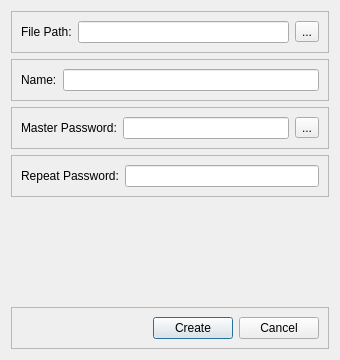
Qt form CryptoGuard/include/UI/PasswordSafeCreationDialog.ui (GitDaroth/CryptoGuard) before a commit.
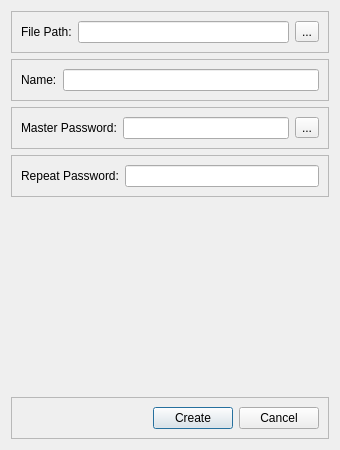
The same form after that commit. Custom widgets are drawn as their Qt base class.

Commit message: implmented password strength widget and added it to creation and edit dialog for password safe

What changed in the file:
```diff
--- a/CryptoGuard/include/UI/PasswordSafeCreationDialog.ui
+++ b/CryptoGuard/include/UI/PasswordSafeCreationDialog.ui
@@ -10,7 +10,7 @@
     <x>0</x>
     <y>0</y>
     <width>340</width>
-    <height>360</height>
+    <height>450</height>
    </rect>
   </property>
   <property name="sizePolicy">
@@ -22,13 +22,13 @@
   <property name="minimumSize">
    <size>
     <width>340</width>
-    <height>360</height>
+    <height>450</height>
    </size>
   </property>
   <property name="maximumSize">
    <size>
     <width>340</width>
-    <height>360</height>
+    <height>450</height>
    </size>
   </property>
   <property name="windowTitle">
@@ -221,6 +221,14 @@
    </item>
   </layout>
  </widget>
+ <customwidgets>
+  <customwidget>
+   <class>PasswordStrengthWidget</class>
+   <extends>QWidget</extends>
+   <header>PasswordStrengthWidget.h</header>
+   <container>1</container>
+  </customwidget>
+ </customwidgets>
  <resources/>
  <connections/>
 </ui>
```
Left out of the diff: 3 changed lines with no effect on the pictures. The commit also changes 9 other files.
